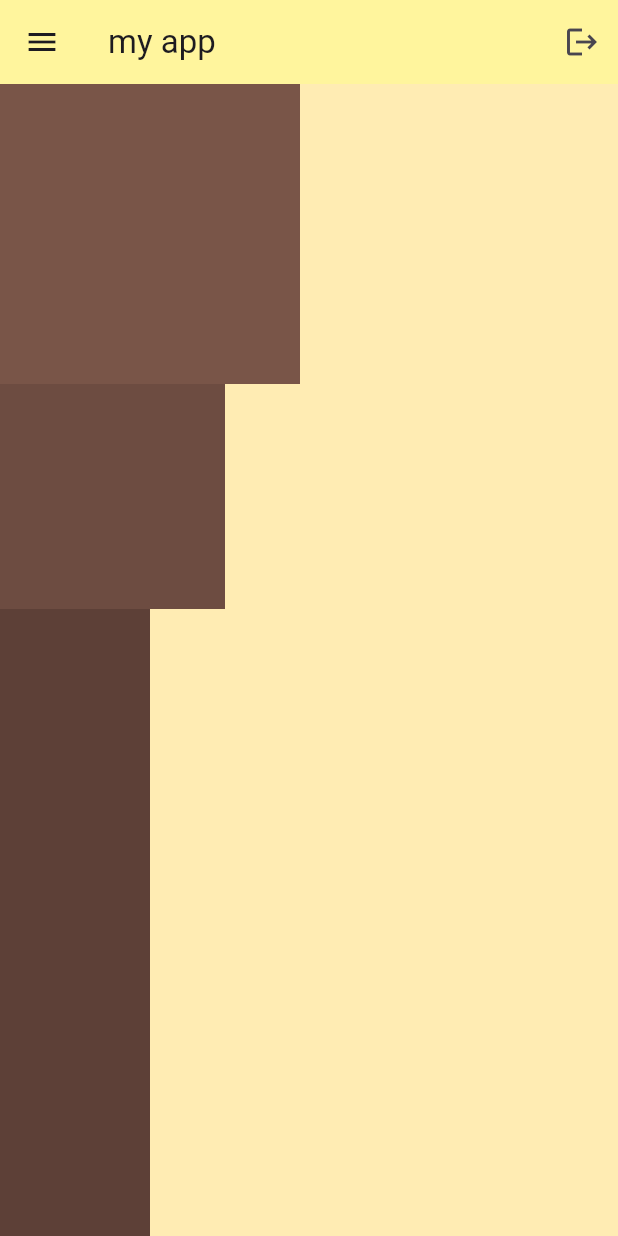
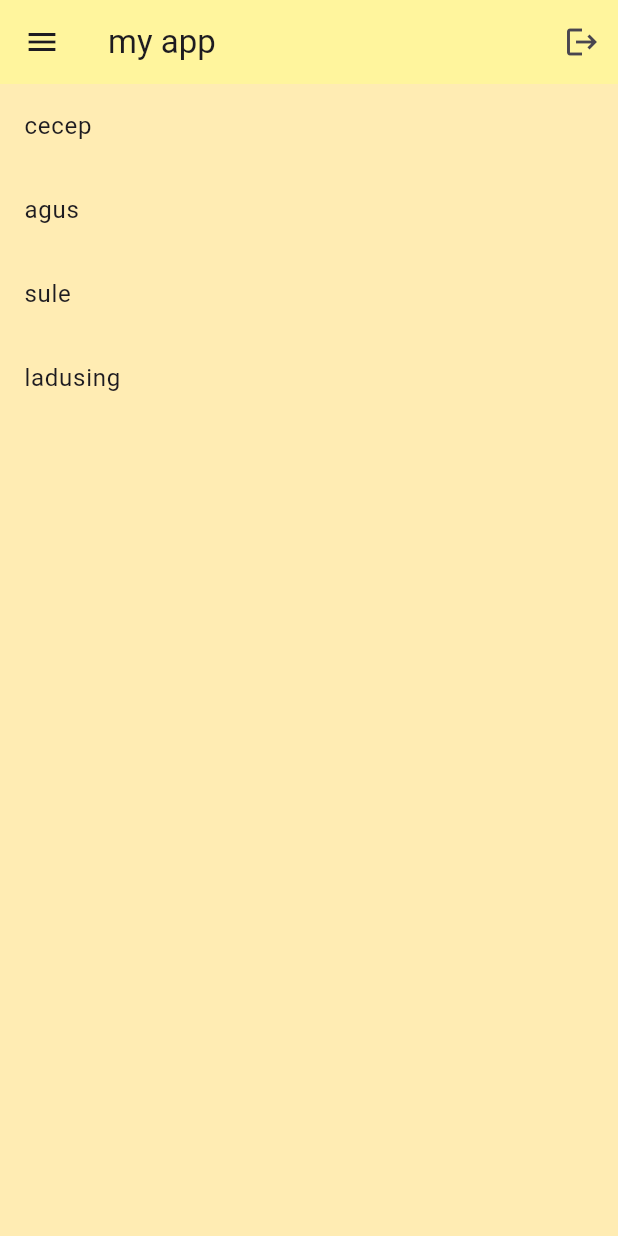
Before and after one commit to mirfan777/basic_flutter, a Flutter app: the screen it shows after launch, on a phone screen of 412 x 824 dp. Run offline on Flutter 3.47's test engine with Material 3 defaults, Android fonts, the phone set to English and light mode, and no system bars.

```diff
--- a/lib/main.dart
+++ b/lib/main.dart
@@ -8,6 +8,8 @@ void main() {
 
 class MyApp extends StatelessWidget {
   MyApp({super.key});
+
+  List names = ["cecep","agus","sule","ladusing"];
 
   @override
   Widget build(BuildContext context) {
@@ -25,27 +27,12 @@ class MyApp extends StatelessWidget {
             }, icon: Icon(Icons.logout))
           ],
         ),
-        body: Column(
-          mainAxisAlignment : MainAxisAlignment.center,
-          crossAxisAlignment: CrossAxisAlignment.start,
-          children: [
-            Container(
-              height: 200,
-              width: 200,
-              color: Colors.brown,
-            ),
-            Container(
-              height: 150,
-              width: 150,
-              color: Colors.brown[600],
-            ),
-            Expanded(
-              child: Container(
-                width: 100,
-                color: Colors.brown[700],
-              ),
-            )
-          ],)
+        body: ListView.builder(
+          itemCount: names.length,
+          itemBuilder: (context, index) => ListTile(
+            title: Text(names[index]),
+          ),
+          )
         ));
   }
 }
```
